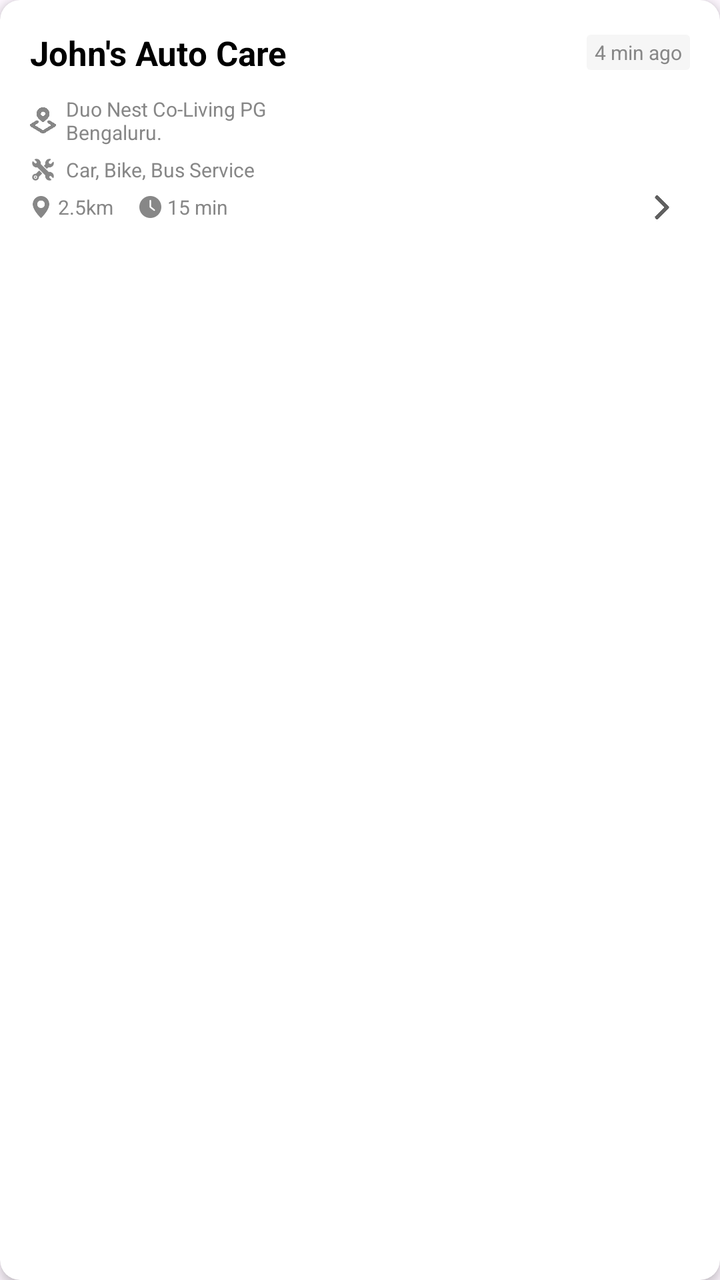
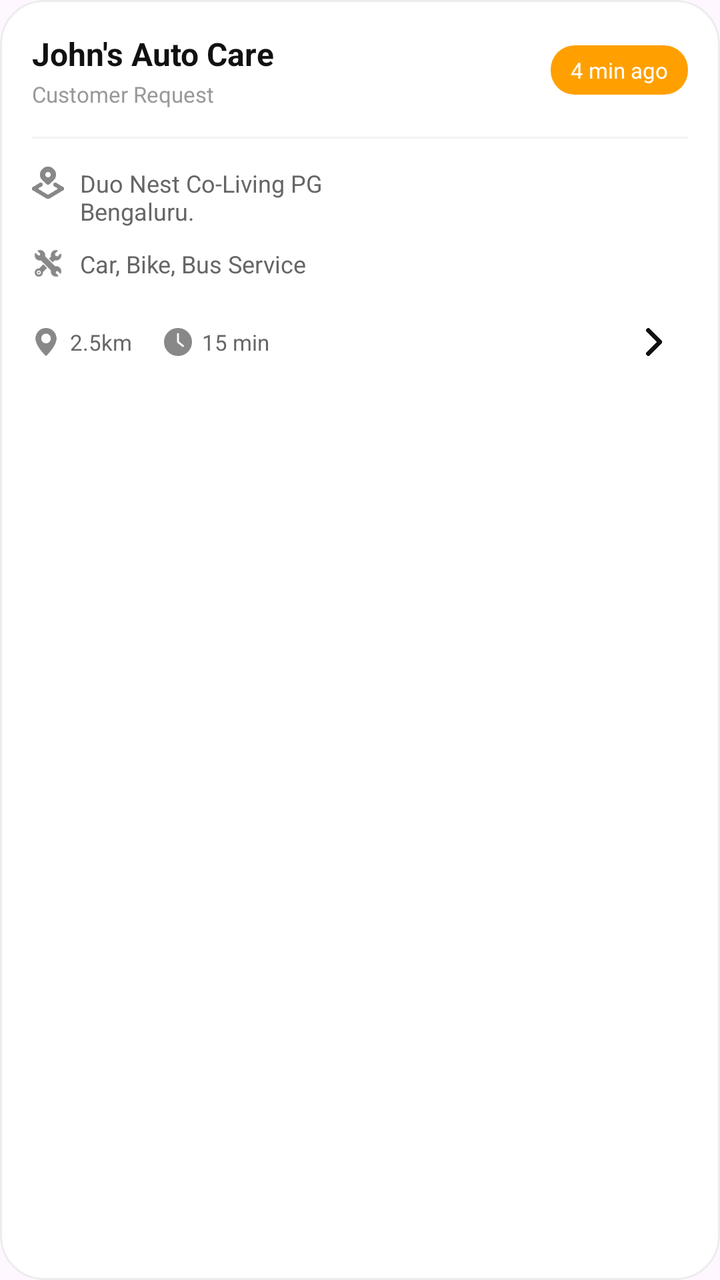

An Android layout rendered at two revisions. The XML below is the earlier revision; the diff shows what the commit changed to produce the second picture.
<!-- AndroidManifest.xml: application theme Theme.TregoApp -->
<!-- res/layout/active_service_request_layout.xml -->
<?xml version="1.0" encoding="utf-8"?>
<com.google.android.material.card.MaterialCardView xmlns:android="http://schemas.android.com/apk/res/android"
    android:layout_width="match_parent"
    android:layout_height="wrap_content"
    xmlns:app="http://schemas.android.com/apk/res-auto"
    android:orientation="vertical"
    android:layout_marginVertical="3dp"
    android:layout_marginHorizontal="5dp"
    app:strokeWidth="0dp"
    app:cardCornerRadius="10dp"
    app:cardBackgroundColor="@color/shop_card_background"
    app:cardElevation="3dp">


    <LinearLayout
        android:id="@+id/cardClick"
        android:layout_width="match_parent"
        android:layout_height="wrap_content"
        android:layout_weight="1"
        android:padding="15dp"
        android:orientation="vertical" >

        <LinearLayout
            android:layout_width="match_parent"
            android:layout_height="wrap_content"
            android:orientation="horizontal"
            android:gravity="center"
            android:layout_marginBottom="10dp">

            <TextView
                android:id="@+id/tvCustomerName"
                android:layout_width="wrap_content"
                android:layout_height="wrap_content"
                android:text="John's Auto Care"
                android:textColor="@color/black"
                android:textSize="17sp"
                android:textStyle="bold"
                android:ellipsize="end"
                android:singleLine="true" />

            <View
                android:layout_width="0dp"
                android:layout_height="0dp"
                android:layout_weight="1" />

            <LinearLayout
                android:layout_width="wrap_content"
                android:layout_height="wrap_content"
                android:background="@drawable/rating_card"
                android:gravity="end|center_vertical"
                android:paddingVertical="2dp"
                android:paddingHorizontal="4dp">

                <TextView
                    android:id="@+id/tvCreatedAt"
                    android:layout_width="wrap_content"
                    android:layout_height="wrap_content"
                    android:text="4 min ago"
                    android:textColor="@color/card_text"
                    android:textSize="10sp" />

            </LinearLayout>

        </LinearLayout>

        <LinearLayout
            android:layout_width="wrap_content"
            android:layout_height="wrap_content"
            android:orientation="horizontal"
            android:layout_marginBottom="5dp">

            <ImageView
                android:layout_width="13dp"
                android:layout_height="13dp"
                android:src="@drawable/address"
                android:layout_gravity="center"
                android:layout_marginRight="5dp"/>

            <TextView
                android:id="@+id/tvCustomerAddress"
                android:layout_width="wrap_content"
                android:layout_height="wrap_content"
                android:text="@string/sampleAddress"
                android:textColor="@color/card_text"
                android:textSize="10sp"
                android:maxLines="2"
                android:ellipsize="end"
                android:layout_gravity="center"/>

        </LinearLayout>

        <LinearLayout
            android:layout_width="wrap_content"
            android:layout_height="wrap_content"
            android:orientation="horizontal"
            android:layout_marginBottom="5dp">

            <ImageView
                android:layout_width="13dp"
                android:layout_height="13dp"
                android:src="@drawable/mechanics"
                android:layout_gravity="center"
                android:layout_marginRight="5dp"/>

            <TextView
                android:id="@+id/tvService"
                android:layout_width="wrap_content"
                android:layout_height="wrap_content"
                android:maxWidth="150dp"
                android:text="@string/sampleService"
                android:textSize="10sp"
                android:textColor="@color/card_text"
                android:layout_gravity="center"/>

        </LinearLayout>

        <LinearLayout
            android:layout_width="wrap_content"
            android:layout_height="wrap_content">

            <LinearLayout
                android:layout_width="wrap_content"
                android:layout_height="wrap_content"
                android:orientation="horizontal"
                android:layout_marginRight="13dp" >

                <ImageView
                    android:layout_width="11dp"
                    android:layout_height="11dp"
                    android:src="@drawable/pin"
                    android:layout_gravity="center"
                    android:layout_marginRight="3dp"/>

                <TextView
                    android:id="@+id/tvTotalDistance"
                    android:layout_width="wrap_content"
                    android:layout_height="wrap_content"
                    android:text="@string/sampleKilometer"
                    android:textColor="@color/card_text"
                    android:textSize="10sp"
                    android:layout_gravity="center"/>

            </LinearLayout>

            <LinearLayout
                android:layout_width="match_parent"
                android:layout_height="match_parent" >

                <LinearLayout
                    android:layout_width="wrap_content"
                    android:layout_height="wrap_content"
                    android:orientation="horizontal">

                    <ImageView
                        android:layout_width="11dp"
                        android:layout_height="11dp"
                        android:src="@drawable/time"
                        android:layout_gravity="center"
                        android:layout_marginRight="3dp"/>

                    <TextView
                        android:id="@+id/tvTotalDuration"
                        android:layout_width="wrap_content"
                        android:layout_height="wrap_content"
                        android:text="@string/sampleMinutes"
                        android:textColor="@color/card_text"
                        android:textSize="10sp"
                        android:layout_gravity="center"/>

                </LinearLayout>

                <View
                    android:layout_width="0dp"
                    android:layout_height="0dp"
                    android:layout_weight="1" />

                <ImageView
                    android:layout_width="28dp"
                    android:layout_height="28dp"
                    android:src="@drawable/right_arrow"
                    android:padding="8dp"
                    android:layout_gravity="center"/>

            </LinearLayout>

        </LinearLayout>

    </LinearLayout>

</com.google.android.material.card.MaterialCardView>
<!-- resources referenced by this layout -->
<resources>
  <color name="black">#FF000000</color>
  <color name="card_text">#878787</color>
  <color name="shop_card_background">#FFFFFF</color>
  <!-- drawable address: png bitmap (drawable, 20787 bytes) -->
  <!-- drawable mechanics: png bitmap (drawable, 2380 bytes) -->
  <!-- drawable pin: png bitmap (drawable, 1897 bytes) -->
  <!-- drawable rating_card (drawable) -->
  <?xml version="1.0" encoding="utf-8"?>
  <shape xmlns:android="http://schemas.android.com/apk/res/android"
      android:shape="rectangle">
      <corners
          android:radius="2dp" />
      <solid
          android:color="@color/rating_card_background" />
  </shape>
  <!-- drawable right_arrow: png bitmap (drawable, 7203 bytes) -->
  <!-- drawable time: png bitmap (drawable, 1761 bytes) -->
  <string name="sampleAddress">Duo Nest Co-Living PG\nBengaluru.</string>
  <string name="sampleKilometer">2.5km</string>
  <string name="sampleMinutes">15 min</string>
  <string name="sampleService">Car, Bike, Bus Service</string>
  <style name="Theme.TregoApp" parent="Base.Theme.TregoApp" />
  <color name="rating_card_background">#F6F6F6</color>
  <style name="Base.Theme.TregoApp" parent="Theme.Material3.DayNight.NoActionBar">
          <item name="colorPrimary">@color/primary_color</item>
          <item name="android:statusBarColor">@color/secondary_color</item>
          <item name="android:windowLightStatusBar">true</item>
      </style>
  <color name="primary_color">#FFE429</color>
  <color name="secondary_color">#FFFFFFFF</color>
</resources>

<!-- the commit's change to res/layout/active_service_request_layout.xml (unified diff, before → after) -->
@@ -1,187 +1,196 @@
 <?xml version="1.0" encoding="utf-8"?>
 <com.google.android.material.card.MaterialCardView xmlns:android="http://schemas.android.com/apk/res/android"
+    xmlns:app="http://schemas.android.com/apk/res-auto"
     android:layout_width="match_parent"
     android:layout_height="wrap_content"
-    xmlns:app="http://schemas.android.com/apk/res-auto"
-    android:orientation="vertical"
-    android:layout_marginVertical="3dp"
-    android:layout_marginHorizontal="5dp"
-    app:strokeWidth="0dp"
-    app:cardCornerRadius="10dp"
-    app:cardBackgroundColor="@color/shop_card_background"
-    app:cardElevation="3dp">
-
+    android:layout_marginHorizontal="10dp"
+    android:layout_marginVertical="6dp"
+    app:cardBackgroundColor="#FFFFFF"
+    app:cardCornerRadius="22dp"
+    app:strokeColor="#ECECEC"
+    app:strokeWidth="1dp"
+    app:cardElevation="0dp">
 
     <LinearLayout
         android:id="@+id/cardClick"
         android:layout_width="match_parent"
         android:layout_height="wrap_content"
-        android:layout_weight="1"
-        android:padding="15dp"
-        android:orientation="vertical" >
+        android:orientation="vertical"
+        android:padding="16dp">
 
+        
         <LinearLayout
             android:layout_width="match_parent"
             android:layout_height="wrap_content"
-            android:orientation="horizontal"
-            android:gravity="center"
+            android:gravity="center_vertical">
+
+            <LinearLayout
+                android:layout_width="0dp"
+                android:layout_height="wrap_content"
+                android:layout_weight="1"
+                android:orientation="vertical">
+
+                <TextView
+                    android:id="@+id/tvCustomerName"
+                    android:layout_width="wrap_content"
+                    android:layout_height="wrap_content"
+                    android:text="John's Auto Care"
+                    android:textColor="#111111"
+                    android:textSize="16sp"
+                    android:textStyle="bold"
+                    android:maxLines="1"
+                    android:ellipsize="end" />
+
+                <TextView
+                    android:text="Customer Request"
+                    android:layout_width="wrap_content"
+                    android:layout_height="wrap_content"
+                    android:textSize="11sp"
+                    android:textColor="#999999"
+                    android:layout_marginTop="2dp" />
+
+            </LinearLayout>
+
+            <TextView
+                android:id="@+id/tvCreatedAt"
+                android:layout_width="wrap_content"
+                android:layout_height="wrap_content"
+                android:text="4 min ago"
+                android:textColor="@color/white"
+                android:textSize="11sp"
+                android:paddingHorizontal="10dp"
+                android:paddingVertical="5dp"
+                android:background="@drawable/status_pending_bg" />
+
+        </LinearLayout>
+
+        
+        <View
+            android:layout_width="match_parent"
+            android:layout_height="1dp"
+            android:layout_marginTop="14dp"
+            android:layout_marginBottom="14dp"
+            android:background="#F3F3F3" />
+
+        
+        <LinearLayout
+            android:layout_width="match_parent"
+            android:layout_height="wrap_content"
+            android:gravity="top"
             android:layout_marginBottom="10dp">
 
+            <ImageView
+                android:layout_width="16dp"
+                android:layout_height="16dp"
+                android:layout_marginEnd="8dp"
+                android:src="@drawable/address"
+                app:tint="#888888" />
+
             <TextView
-                android:id="@+id/tvCustomerName"
+                android:id="@+id/tvCustomerAddress"
+                android:layout_width="0dp"
+                android:layout_height="wrap_content"
+                android:layout_weight="1"
+                android:text="@string/sampleAddress"
+                android:textColor="#666666"
+                android:textSize="12sp"
+                android:maxLines="2"
+                android:ellipsize="end" />
+
+        </LinearLayout>
+
+        
+        <LinearLayout
+            android:layout_width="match_parent"
+            android:layout_height="wrap_content"
+            android:gravity="center_vertical"
+            android:layout_marginBottom="14dp">
+
+            <ImageView
+                android:layout_width="16dp"
+                android:layout_height="16dp"
+                android:layout_marginEnd="8dp"
+                android:src="@drawable/mechanics"
+                app:tint="#888888" />
+
+            <TextView
+                android:id="@+id/tvService"
+                android:layout_width="0dp"
+                android:layout_height="wrap_content"
+                android:layout_weight="1"
+                android:text="@string/sampleService"
+                android:textColor="#666666"
+                android:textSize="12sp"
+                android:maxLines="1"
+                android:ellipsize="end" />
+
+        </LinearLayout>
+
+        
+        <LinearLayout
+            android:layout_width="match_parent"
+            android:layout_height="wrap_content"
+            android:gravity="center_vertical">
+
+            
+            <LinearLayout
                 android:layout_width="wrap_content"
                 android:layout_height="wrap_content"
-                android:text="John's Auto Care"
-                android:textColor="@color/black"
-                android:textSize="17sp"
-                android:textStyle="bold"
-                android:ellipsize="end"
-                android:singleLine="true" />
+                android:gravity="center_vertical"
+                android:layout_marginEnd="16dp">
+
+                <ImageView
+                    android:layout_width="14dp"
+                    android:layout_height="14dp"
+                    android:src="@drawable/pin"
+                    app:tint="#888888" />
+
+                <TextView
+                    android:id="@+id/tvTotalDistance"
+                    android:layout_width="wrap_content"
+                    android:layout_height="wrap_content"
+                    android:text="@string/sampleKilometer"
+                    android:textColor="#666666"
+                    android:textSize="11sp"
+                    android:layout_marginStart="5dp" />
+
+            </LinearLayout>
+
+            
+            <LinearLayout
+                android:layout_width="wrap_content"
+                android:layout_height="wrap_content"
+                android:gravity="center_vertical">
+
+                <ImageView
+                    android:layout_width="14dp"
+                    android:layout_height="14dp"
+                    android:src="@drawable/time"
+                    app:tint="#888888" />
+
+                <TextView
+                    android:id="@+id/tvTotalDuration"
+                    android:layout_width="wrap_content"
+                    android:layout_height="wrap_content"
+                    android:text="@string/sampleMinutes"
+                    android:textColor="#666666"
+                    android:textSize="11sp"
+                    android:layout_marginStart="5dp" />
+
+            </LinearLayout>
 
             <View
                 android:layout_width="0dp"
                 android:layout_height="0dp"
                 android:layout_weight="1" />
 
-            <LinearLayout
-                android:layout_width="wrap_content"
-                android:layout_height="wrap_content"
-                android:background="@drawable/rating_card"
-                android:gravity="end|center_vertical"
-                android:paddingVertical="2dp"
-                android:paddingHorizontal="4dp">
-
-                <TextView
-                    android:id="@+id/tvCreatedAt"
-                    android:layout_width="wrap_content"
-                    android:layout_height="wrap_content"
-                    android:text="4 min ago"
-                    android:textColor="@color/card_text"
-                    android:textSize="10sp" />
-
-            </LinearLayout>
-
-        </LinearLayout>
-
-        <LinearLayout
-            android:layout_width="wrap_content"
-            android:layout_height="wrap_content"
-            android:orientation="horizontal"
-            android:layout_marginBottom="5dp">
-
+            
             <ImageView
-                android:layout_width="13dp"
-                android:layout_height="13dp"
-                android:src="@drawable/address"
-                android:layout_gravity="center"
-                android:layout_marginRight="5dp"/>
-
-            <TextView
-                android:id="@+id/tvCustomerAddress"
-                android:layout_width="wrap_content"
-                android:layout_height="wrap_content"
-                android:text="@string/sampleAddress"
-                android:textColor="@color/card_text"
-                android:textSize="10sp"
-                android:maxLines="2"
-                android:ellipsize="end"
-                android:layout_gravity="center"/>
-
-        </LinearLayout>
-
-        <LinearLayout
-            android:layout_width="wrap_content"
-            android:layout_height="wrap_content"
-            android:orientation="horizontal"
-            android:layout_marginBottom="5dp">
-
-            <ImageView
-                android:layout_width="13dp"
-                android:layout_height="13dp"
-                android:src="@drawable/mechanics"
-                android:layout_gravity="center"
-                android:layout_marginRight="5dp"/>
-
-            <TextView
-                android:id="@+id/tvService"
-                android:layout_width="wrap_content"
-                android:layout_height="wrap_content"
-                android:maxWidth="150dp"
-                android:text="@string/sampleService"
-                android:textSize="10sp"
-                android:textColor="@color/card_text"
-                android:layout_gravity="center"/>
-
-        </LinearLayout>
-
-        <LinearLayout
-            android:layout_width="wrap_content"
-            android:layout_height="wrap_content">
-
-            <LinearLayout
-                android:layout_width="wrap_content"
-                android:layout_height="wrap_content"
-                android:orientation="horizontal"
-                android:layout_marginRight="13dp" >
-
-                <ImageView
-                    android:layout_width="11dp"
-                    android:layout_height="11dp"
-                    android:src="@drawable/pin"
-                    android:layout_gravity="center"
-                    android:layout_marginRight="3dp"/>
-
-                <TextView
-                    android:id="@+id/tvTotalDistance"
-                    android:layout_width="wrap_content"
-                    android:layout_height="wrap_content"
-                    android:text="@string/sampleKilometer"
-                    android:textColor="@color/card_text"
-                    android:textSize="10sp"
-                    android:layout_gravity="center"/>
-
-            </LinearLayout>
-
-            <LinearLayout
-                android:layout_width="match_parent"
-                android:layout_height="match_parent" >
-
-                <LinearLayout
-                    android:layout_width="wrap_content"
-                    android:layout_height="wrap_content"
-                    android:orientation="horizontal">
-
-                    <ImageView
-                        android:layout_width="11dp"
-                        android:layout_height="11dp"
-                        android:src="@drawable/time"
-                        android:layout_gravity="center"
-                        android:layout_marginRight="3dp"/>
-
-                    <TextView
-                        android:id="@+id/tvTotalDuration"
-                        android:layout_width="wrap_content"
-                        android:layout_height="wrap_content"
-                        android:text="@string/sampleMinutes"
-                        android:textColor="@color/card_text"
-                        android:textSize="10sp"
-                        android:layout_gravity="center"/>
-
-                </LinearLayout>
-
-                <View
-                    android:layout_width="0dp"
-                    android:layout_height="0dp"
-                    android:layout_weight="1" />
-
-                <ImageView
-                    android:layout_width="28dp"
-                    android:layout_height="28dp"
-                    android:src="@drawable/right_arrow"
-                    android:padding="8dp"
-                    android:layout_gravity="center"/>
-
-            </LinearLayout>
+                android:layout_width="34dp"
+                android:layout_height="34dp"
+                android:padding="10dp"
+                android:src="@drawable/right_arrow"
+                app:tint="#111111" />
 
         </LinearLayout>
 
<!-- resource entries referenced after the edit -->
@@ -1,28 +1,22 @@
 <!-- resources referenced by this layout -->
 <resources>
-  <color name="black">#FF000000</color>
-  <color name="card_text">#878787</color>
-  <color name="shop_card_background">#FFFFFF</color>
+  <color name="white">#FFFFFFFF</color>
   <!-- drawable address: png bitmap (drawable, 20787 bytes) -->
   <!-- drawable mechanics: png bitmap (drawable, 2380 bytes) -->
   <!-- drawable pin: png bitmap (drawable, 1897 bytes) -->
-  <!-- drawable rating_card (drawable) -->
+  <!-- drawable right_arrow: png bitmap (drawable, 7203 bytes) -->
+  <!-- drawable status_pending_bg (drawable) -->
   <?xml version="1.0" encoding="utf-8"?>
-  <shape xmlns:android="http://schemas.android.com/apk/res/android"
-      android:shape="rectangle">
-      <corners
-          android:radius="2dp" />
-      <solid
-          android:color="@color/rating_card_background" />
+  <shape xmlns:android="http://schemas.android.com/apk/res/android">
+      <solid android:color="#FFA000" />
+      <corners android:radius="12dp" />
   </shape>
-  <!-- drawable right_arrow: png bitmap (drawable, 7203 bytes) -->
   <!-- drawable time: png bitmap (drawable, 1761 bytes) -->
   <string name="sampleAddress">Duo Nest Co-Living PG\nBengaluru.</string>
   <string name="sampleKilometer">2.5km</string>
   <string name="sampleMinutes">15 min</string>
   <string name="sampleService">Car, Bike, Bus Service</string>
   <style name="Theme.TregoApp" parent="Base.Theme.TregoApp" />
-  <color name="rating_card_background">#F6F6F6</color>
   <style name="Base.Theme.TregoApp" parent="Theme.Material3.DayNight.NoActionBar">
           <item name="colorPrimary">@color/primary_color</item>
           <item name="android:statusBarColor">@color/secondary_color</item>
